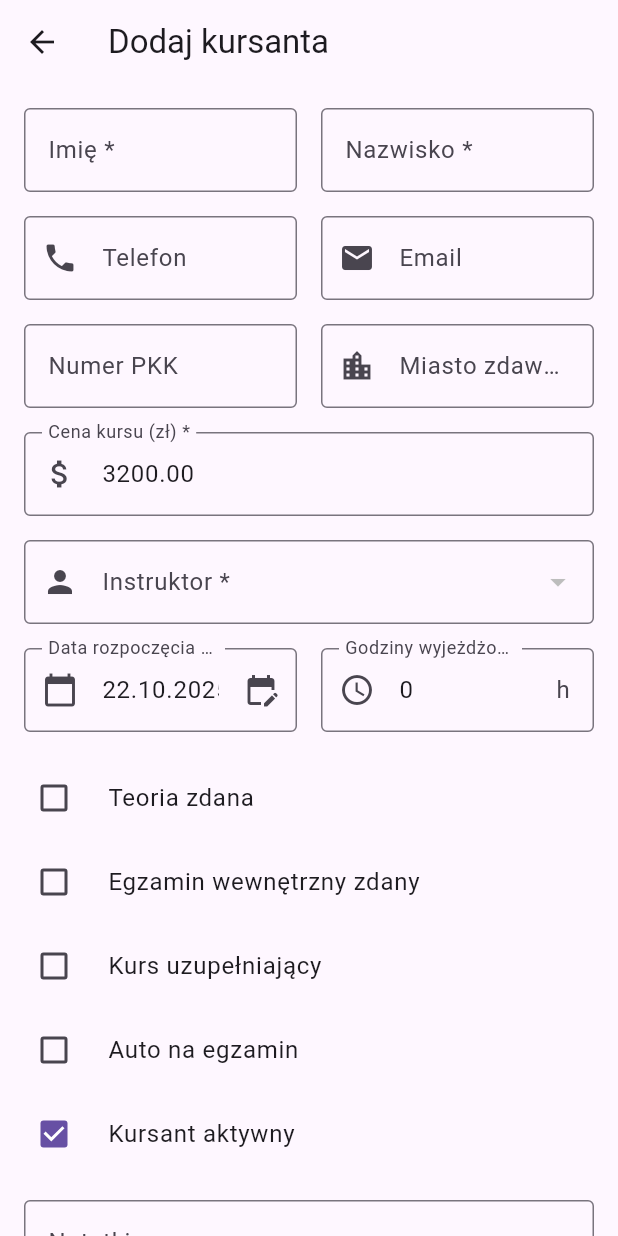
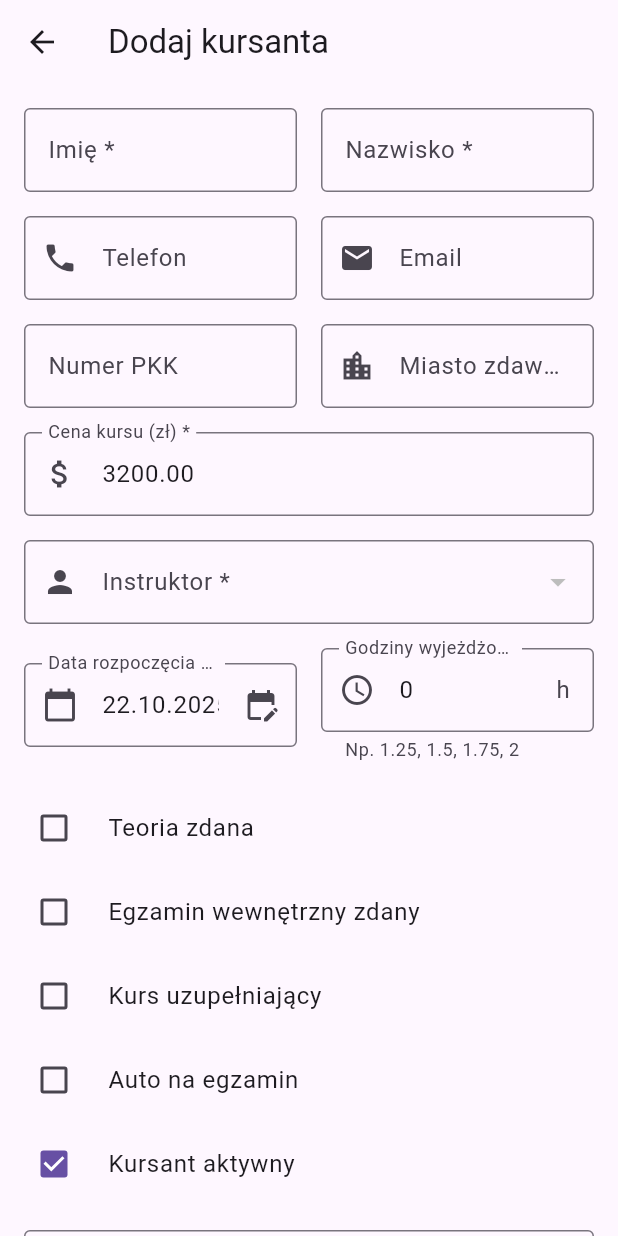
Before and after one commit to Czerrwiec/crm, a Flutter app: the AddStudentScreen screen opened directly, on a phone screen of 412 x 824 dp. Run offline on Flutter 3.47's test engine with Material 3 defaults, Android fonts, the phone set to English and light mode, and no system bars; our stand-ins replace flutter_dotenv, supabase_flutter, table_calendar; accounts and stored records are empty.

Commit message:
Working 15m format in lessons time

```diff
--- /dev/null
+++ b/devtools_options.yaml
@@ -0,0 +1,3 @@
+description: This file stores settings for Dart & Flutter DevTools.
+documentation: https://docs.flutter.dev/tools/devtools/extensions#configure-extension-enablement-states
+extensions:
--- a/lib/models/student.dart
+++ b/lib/models/student.dart
@@ -11,8 +11,8 @@ class Student {
   final bool theoryPassed;
   final bool internalExamPassed;
   final bool coursePaid;
-  final int extraHours;
-  final int totalHoursDriven;
+  final double extraHours;
+  final double totalHoursDriven;
   final DateTime? courseStartDate;
   final bool active;
   final String? notes;
@@ -34,8 +34,8 @@ class Student {
     this.theoryPassed = false,
     this.internalExamPassed = false,
     this.coursePaid = false,
-    this.extraHours = 0,
-    this.totalHoursDriven = 0,
+    this.extraHours = 0.0,
+    this.totalHoursDriven = 0.0,
     this.courseStartDate,
     this.active = true,
     this.notes,
@@ -61,8 +61,8 @@ class Student {
       theoryPassed: json['theory_passed'] ?? false,
       internalExamPassed: json['internal_exam_passed'] ?? false,
       coursePaid: json['course_paid'] ?? false,
-      extraHours: json['extra_hours'] ?? 0,
-      totalHoursDriven: json['total_hours_driven'] ?? 0,
+      extraHours: (json['extra_hours'] as num?)?.toDouble() ?? 0.0,
+      totalHoursDriven: (json['total_hours_driven'] as num?)?.toDouble() ?? 0.0,
       courseStartDate: json['course_start_date'] != null
           ? DateTime.parse(json['course_start_date'])
           : null,
@@ -73,7 +73,7 @@ class Student {
       coursePrice: (json['course_price'] as num?)?.toDouble() ?? 3200.00,
       city: json['city'],
       isSupplementaryCourse: json['is_supplementary_course'] ?? false,
-      car: json['car'] ?? false
+      car: json['car'] ?? false,
     );
   }
 
@@ -97,4 +97,34 @@ class Student {
     final paid = calculateCoursePaid(payments);
     return coursePrice - paid;
   }
+
+  // String get totalHoursDrivenFormatted {
+  //   // Round to nearest 0.25 (15 minutes)
+  //   final rounded = (totalHoursDriven * 4).round() / 4;
+
+  //   if (rounded == rounded.roundToDouble()) {
+  //     // Whole number (1.0, 2.0)
+  //     return '${rounded.toInt()}h';
+  //   } else {
+  //     // Decimal places (1.25, 1.5, 1.75)
+  //     return '${rounded.toStringAsFixed(2).replaceAll(RegExp(r'0+$'), '').replaceAll(RegExp(r'\.$'), '')}h';
+  //   }
+  // }
+
+  //nowa metoda
+
+  String get totalHoursDrivenFormatted {
+    // Zaokrąglij do najbliższego 0.25 (15 minut)
+    final rounded = (totalHoursDriven * 4).round() / 4;
+
+    // Oblicz godziny i minuty
+    final hours = rounded.floor();
+    final minutes = ((rounded - hours) * 60).round();
+
+    // Formatuj wynik
+    if (minutes == 0) {
+      return '${hours}h';
+    }
+    return '${hours}h${minutes}m';
+  }
 }
--- a/lib/screens/admin/admin_home_screen.dart
+++ b/lib/screens/admin/admin_home_screen.dart
@@ -363,7 +363,7 @@ class _AdminHomeScreenState extends State<AdminHomeScreen> {
       lines.add('PKK: ${student.pkkNumber}');
     }
     if (_selectedColumns.contains(DisplayColumn.hoursDriven)) {
-      lines.add('🚗 ${student.totalHoursDriven}h');
+     lines.add('🚗 ${student.totalHoursDrivenFormatted}');
     }
     if (_selectedColumns.contains(DisplayColumn.instructor) &&
         studentDisplay.instructorName != null) {
--- a/lib/screens/instructor/instructor_home_screen.dart
+++ b/lib/screens/instructor/instructor_home_screen.dart
@@ -258,7 +258,7 @@ class _InstructorHomeScreenState extends State<InstructorHomeScreen> {
             subtitle: Column(
               crossAxisAlignment: CrossAxisAlignment.start,
               children: [
-                Text('${lesson.duration}h jazdy'),
+                Text('${lesson.durationFormatted} jazdy'),
                 Text(
                   lesson.statusLabel,
                   style: TextStyle(
@@ -319,7 +319,7 @@ class _InstructorHomeScreenState extends State<InstructorHomeScreen> {
           crossAxisAlignment: CrossAxisAlignment.start,
           children: [
             Text('Data: ${DateFormat('dd.MM.yyyy').format(lesson.date)}'),
-            Text('Czas trwania: ${lesson.duration}h'),
+            Text('Czas trwania: ${lesson.durationFormatted}'),
             Text('Status: ${lesson.statusLabel}'),
             if (lesson.studentIds.isNotEmpty)
               Padding(
--- a/lib/screens/instructor/instructor_students_screen.dart
+++ b/lib/screens/instructor/instructor_students_screen.dart
@@ -323,7 +323,7 @@ class _InstructorStudentsScreenState extends State<InstructorStudentsScreen> {
                                       ),
                                     ),
                                   Text(
-                                    '${student.totalHoursDriven}h wyjeżdżonych',
+                                    '${student.totalHoursDrivenFormatted} wyjeżdżonych',
                                     style: TextStyle(
                                       fontSize: 12,
                                       color: Colors.grey.shade600,
--- a/lib/screens/student/add_student_screen.dart
+++ b/lib/screens/student/add_student_screen.dart
@@ -2,6 +2,7 @@ import 'package:flutter/material.dart';
 import '../../models/app_user.dart';
 import '../../services/instructor_service.dart';
 import '../../services/student_service.dart';
+import 'package:flutter/services.dart';
 
 class AddStudentScreen extends StatefulWidget {
   final VoidCallback? onStudentAdded;
@@ -372,8 +373,17 @@ class _AddStudentScreenState extends State<AddStudentScreen> {
                               border: OutlineInputBorder(),
                               prefixIcon: Icon(Icons.access_time),
                               suffixText: 'h',
+                              helperText: 'Np. 1.25, 1.5, 1.75, 2',
                             ),
-                            keyboardType: TextInputType.number,
+                            keyboardType: const TextInputType.numberWithOptions(
+                              decimal: true,
+                            ),
+                            inputFormatters: [
+                              // Akceptuj cyfry i kropkę, max 2 miejsca po przecinku
+                              FilteringTextInputFormatter.allow(
+                                RegExp(r'^\d*\.?\d{0,2}'),
+                              ),
+                            ],
                           ),
                         ),
                       ],
--- a/lib/widgets/week_schedule_view.dart
+++ b/lib/widgets/week_schedule_view.dart
@@ -253,7 +253,7 @@ class WeekScheduleView extends StatelessWidget {
             crossAxisAlignment: CrossAxisAlignment.start,
             children: [
               Text(
-                '${lesson.startTime} - ${lesson.endTime}',
+                '${lesson.startTimeFormatted} - ${lesson.endTimeFormatted}',
                 style: const TextStyle(
                   color: Colors.white,
                   fontSize: 11,
@@ -270,7 +270,7 @@ class WeekScheduleView extends StatelessWidget {
                 overflow: TextOverflow.ellipsis,
               ),
               Text(
-                '${lesson.duration}h',
+                '${lesson.durationFormatted}',
                 style: const TextStyle(color: Colors.white70, fontSize: 9),
               ),
             ],
```
Also changed, not shown: lib/models/lesson.dart (+41 -2 lines), lib/screens/admin/calendar_screen.dart (+5 -5 lines), lib/screens/lessons/lesson_from_screen.dart (+23 -3 lines), lib/screens/student/student_detail_screen.dart (+12 -7 lines), lib/services/lesson_service.dart (+5 -5 lines), lib/services/student_service.dart (+7 -6 lines).
